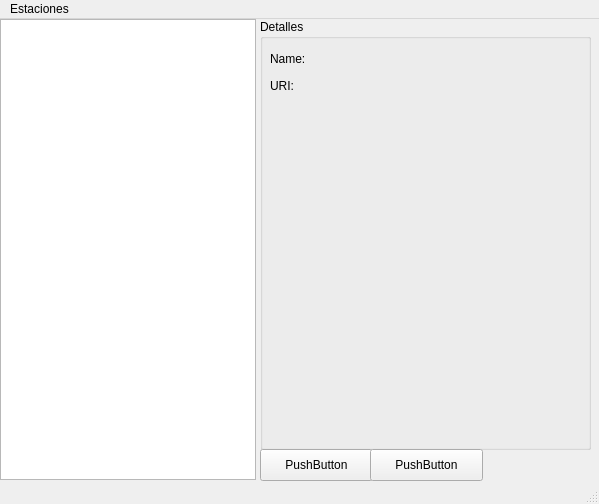
Old version of the form view/mainwindow.ui in the repository BennyFranco/WeatherDataProcessing.
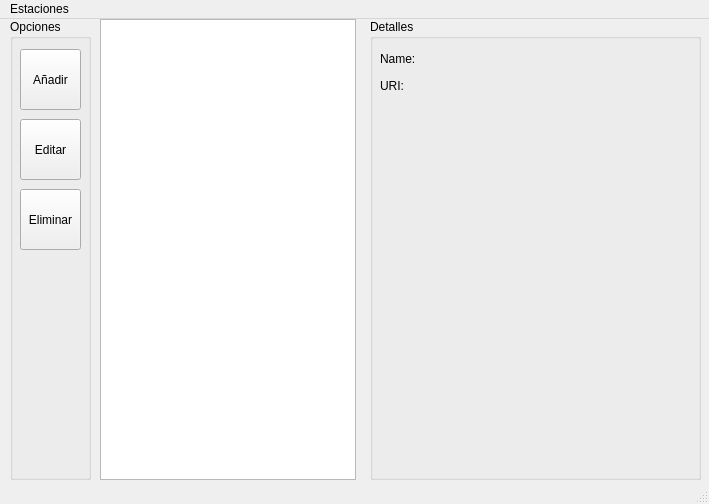
New version of the form.

Patch:
```diff
--- a/view/mainwindow.ui
+++ b/view/mainwindow.ui
@@ -6,7 +6,7 @@
    <rect>
     <x>0</x>
     <y>0</y>
-    <width>599</width>
+    <width>709</width>
     <height>504</height>
    </rect>
   </property>
@@ -17,7 +17,7 @@
    <widget class="QListWidget" name="listWidget">
     <property name="geometry">
      <rect>
-      <x>0</x>
+      <x>100</x>
       <y>0</y>
       <width>256</width>
       <height>461</height>
@@ -27,10 +27,10 @@
    <widget class="QGroupBox" name="groupDetails">
     <property name="geometry">
      <rect>
-      <x>260</x>
+      <x>370</x>
       <y>0</y>
       <width>331</width>
-      <height>431</height>
+      <height>461</height>
      </rect>
     </property>
     <property name="title">
@@ -87,31 +87,66 @@
      </property>
     </widget>
    </widget>
-   <widget class="QPushButton" name="pushButton">
+   <widget class="QGroupBox" name="optionsGroup">
     <property name="geometry">
      <rect>
-      <x>260</x>
-      <y>430</y>
-      <width>113</width>
-      <height>32</height>
+      <x>10</x>
+      <y>0</y>
+      <width>81</width>
+      <height>461</height>
      </rect>
     </property>
-    <property name="text">
-     <string>PushButton</string>
+    <property name="title">
+     <string>Opciones</string>
     </property>
-   </widget>
-   <widget class="QPushButton" name="pushButton_2">
-    <property name="geometry">
-     <rect>
-      <x>370</x>
-      <y>430</y>
-      <width>113</width>
-      <height>32</height>
-     </rect>
-    </property>
-    <property name="text">
-     <string>PushButton</string>
-    </property>
+    <widget class="QToolButton" name="addSstationButton">
+     <property name="geometry">
+      <rect>
+       <x>10</x>
+       <y>30</y>
+       <width>61</width>
+       <height>61</height>
+      </rect>
+     </property>
+     <property name="text">
+      <string>Añadir</string>
+     </property>
+     <property name="toolButtonStyle">
+      <enum>Qt::ToolButtonTextUnderIcon</enum>
+     </property>
+    </widget>
+    <widget class="QToolButton" name="editStationButton">
+     <property name="geometry">
+      <rect>
+       <x>10</x>
+       <y>100</y>
+       <width>61</width>
+       <height>61</height>
+      </rect>
+     </property>
+     <property name="text">
+      <string>Editar</string>
+     </property>
+     <property name="toolButtonStyle">
+      <enum>Qt::ToolButtonTextUnderIcon</enum>
+     </property>
+    </widget>
+    <widget class="QToolButton" name="deleteStationButton">
+     <property name="geometry">
+      <rect>
+       <x>10</x>
+       <y>170</y>
+       <width>61</width>
+       <height>61</height>
+      </rect>
+     </property>
+     <property name="text">
+      <string>Eliminar</string>
+     </property>
+     <property name="toolButtonStyle">
+      <enum>Qt::ToolButtonTextUnderIcon</enum>
+     </property>
+    </widget>
    </widget>
   </widget>
   <widget class="QMenuBar" name="menubar">
@@ -119,7 +154,7 @@
     <rect>
      <x>0</x>
      <y>0</y>
-     <width>599</width>
+     <width>709</width>
      <height>22</height>
     </rect>
    </property>
```
